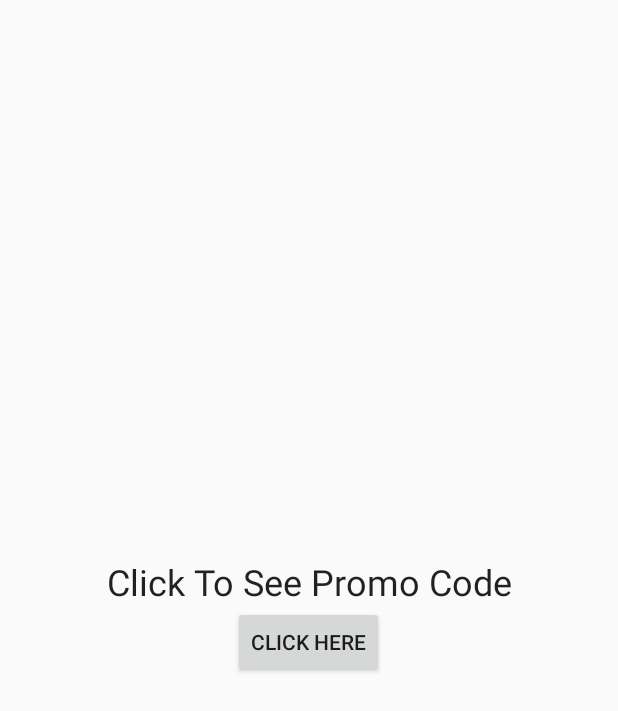
After one commit to rehanarroihan/Fragment2, an Android app: the layout fragment_view2.xml on its own in the app's theme, with its tools: preview values and no code run, on a phone screen of 412 x 824 dp. The commit adds this screen. Shown: the top 711 px of the screen. Run offline under Robolectric (Android 15) with nearby library versions, the phone set to English and light mode, and no system bars.

Commit message:
Fragment Change View 3 Fragment

```diff
--- /dev/null
+++ b/app/src/main/res/layout/fragment_view2.xml
@@ -0,0 +1,22 @@
+<LinearLayout xmlns:android="http://schemas.android.com/apk/res/android"
+    xmlns:tools="http://schemas.android.com/tools"
+    android:layout_width="match_parent"
+    android:layout_height="match_parent"
+    android:gravity="center"
+    android:orientation="vertical"
+    tools:context="id.sch.smktelkom_mlg.learn.fragment2.View2Fragment">
+
+    <TextView
+        android:layout_width="match_parent"
+        android:layout_height="wrap_content"
+        android:gravity="center"
+        android:text="Click To See Promo Code"
+        android:textAppearance="@style/TextAppearance.AppCompat.Headline" />
+
+    <Button
+        android:id="@+id/buttonPromo"
+        android:layout_width="wrap_content"
+        android:layout_height="wrap_content"
+        android:text="Click Here" />
+
+</LinearLayout>
```
Also changed, not shown: app/src/main/java/id/sch/smktelkom_mlg/learn/fragment2/MainActivity.java (+17 -6 lines), app/src/main/java/id/sch/smktelkom_mlg/learn/fragment2/View2Fragment.java (added, +48 -0 lines), app/src/main/java/id/sch/smktelkom_mlg/learn/fragment2/View3Fragment.java (added, +29 -0 lines), app/src/main/res/layout/fragment_view3.xml (added, +14 -0 lines).
